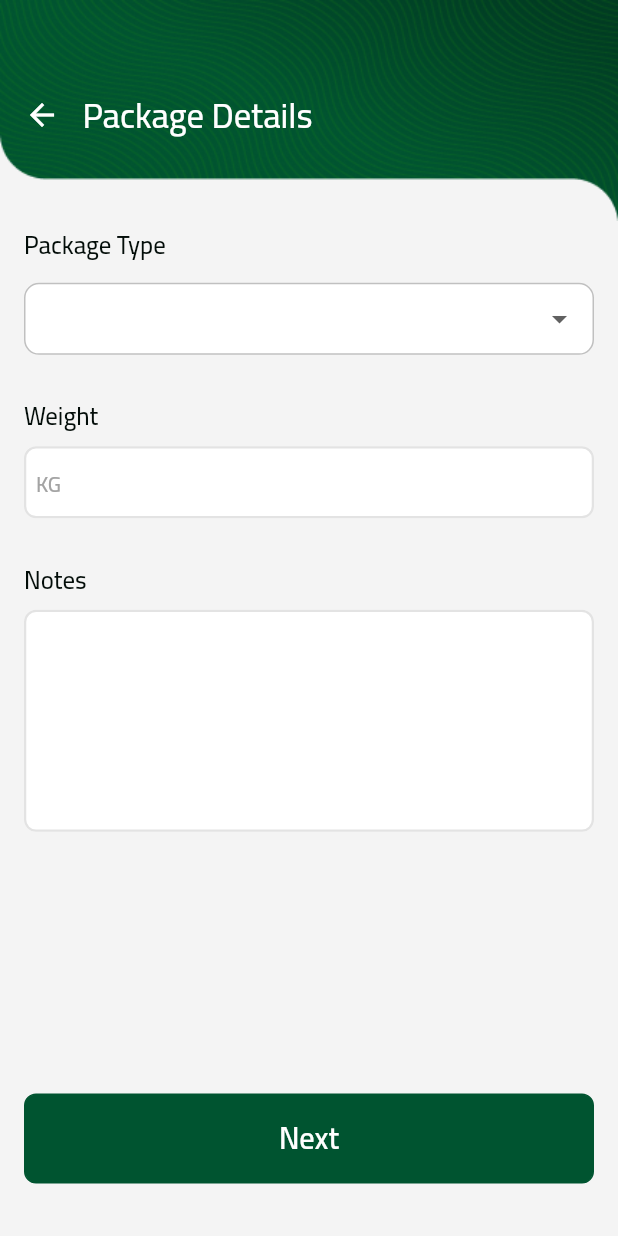
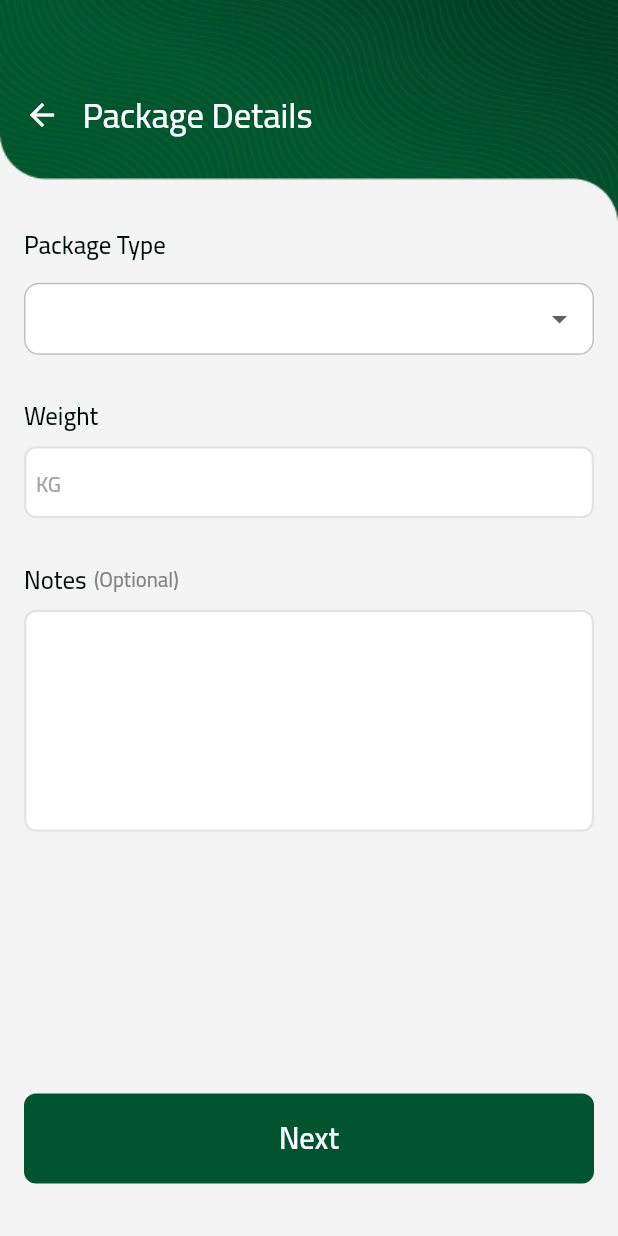
Before and after one commit to mohamedelbendary228/multi-step-order-creation, a Flutter app: the PackageDetailsPage screen opened by its route, on a phone screen of 412 x 824 dp. Run offline on Flutter 3.47's test engine with Material 3 defaults, Android fonts, the light colour scheme and no system bars; drawn by our look-alikes of dropdown_button2; our stand-ins replace country_picker, flutter_credit_card, flutter_screenutil, fluttertoast, go_router.

Commit message:
add optional hint in notes filed

```diff
--- a/lib/features/order_steps_flow/presentation/pages/package_details_page.dart
+++ b/lib/features/order_steps_flow/presentation/pages/package_details_page.dart
@@ -107,7 +107,17 @@ class _PackageDetailsPageState extends State<PackageDetailsPage> {
                       validator: (value) => TextInputValidators.weightValidation(value!),
                     ),
                     const SizedBox(height: Dimensions.padding25Px),
-                    const TextFieldLabel("Notes"),
+                    const Row(
+                      children: [
+                        TextFieldLabel("Notes"),
+                        SizedBox(width: 5),
+                        TextFieldLabel(
+                          "(Optional)",
+                          fontSize: 10,
+                          color: AppColors.darkGray,
+                        ),
+                      ],
+                    ),
                     const SizedBox(height: Dimensions.padding5Px),
                     AppTextField(
                       controller: notesController,
```
